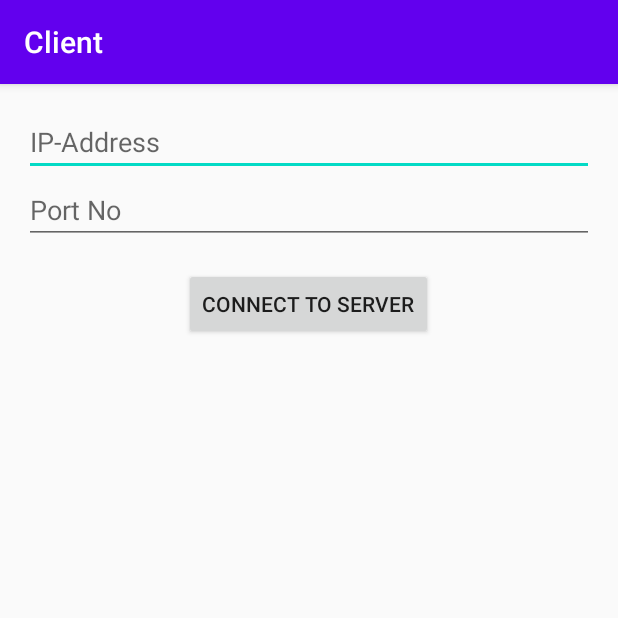
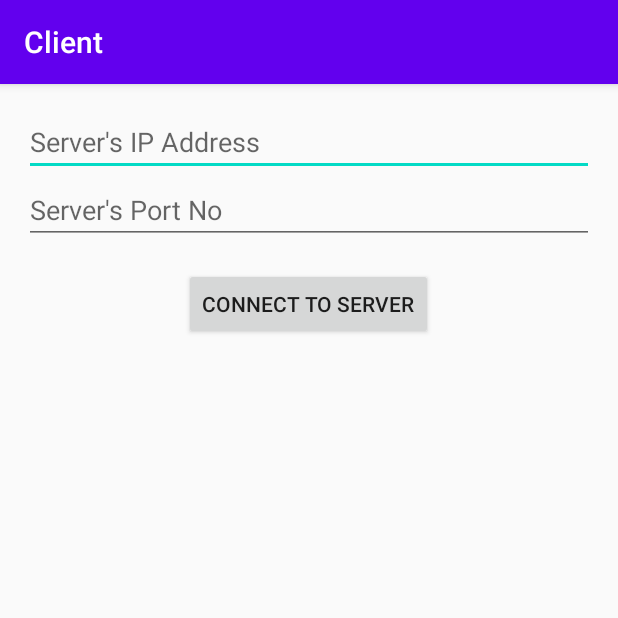
Before and after one commit to TENCAT/Senior-Design, an Android app: the screen it shows after launch (MainActivity), after a tap on "CONNECT TO SERVER", on a phone screen of 412 x 824 dp, the top half of it. Run offline under Robolectric (Android 15) with nearby library versions, the phone set to English and light mode, and no system bars.

Commit message:
Fixed issue where keyboard would not be displayed and added black to the colors xml file

```diff
--- a/Android_Code/VehicleApp/app/src/main/java/com/example/vehicleapp/MainActivity.java
+++ b/Android_Code/VehicleApp/app/src/main/java/com/example/vehicleapp/MainActivity.java
@@ -8,6 +8,7 @@ import android.view.View;
 import android.widget.Button;
 import android.widget.EditText;
 import android.widget.TextView;
+import android.widget.Toast;
 
 import androidx.appcompat.app.AppCompatActivity;
 
@@ -15,6 +16,8 @@ import java.io.DataInputStream;
 import java.io.DataOutputStream;
 import java.io.IOException;
 import java.net.Socket;
+import java.util.regex.Matcher;
+import java.util.regex.Pattern;
 
 @SuppressLint("SetTextI18n")
 public class MainActivity extends AppCompatActivity {
@@ -25,15 +28,21 @@ public class MainActivity extends AppCompatActivity {
     DataInputStream din;
     DataOutputStream dout;
     Socket socket;
+    final String IPV4_REGEX =
+            "^(25[0-5]|2[0-4][0-9]|[01]?[0-9][0-9]?)\\." +
+            "(25[0-5]|2[0-4][0-9]|[01]?[0-9][0-9]?)\\." +
+            "(25[0-5]|2[0-4][0-9]|[01]?[0-9][0-9]?)\\." +
+            "(25[0-5]|2[0-4][0-9]|[01]?[0-9][0-9]?)$";
+    final Pattern IPV4_ADDR_PATTERN = Pattern.compile(IPV4_REGEX);
 
     @Override
     protected void onCreate(Bundle savedInstanceState) {
         super.onCreate(savedInstanceState);
-
         StrictMode.ThreadPolicy policy = new StrictMode.ThreadPolicy.Builder().permitAll().build();
         StrictMode.setThreadPolicy(policy);
 
         setContentView(R.layout.activity_main);
+
         etIP = findViewById(R.id.etIP);
         etPort = findViewById(R.id.etPort);
         tvMessages = findViewById(R.id.tvMessages);
@@ -44,6 +53,8 @@ public class MainActivity extends AppCompatActivity {
         final Button connectBtn = findViewById(R.id.connectBtn);
         final Button btnUpdateVals = findViewById(R.id.getUpdatedVals);
         final Button disconnectBtn = findViewById(R.id.disconnectBtn);
+
+        tvMessages.setVisibility(View.GONE);
         disconnectBtn.setVisibility(View.INVISIBLE);
         btnUpdateVals.setVisibility(View.INVISIBLE);
 
@@ -58,10 +69,51 @@ public class MainActivity extends AppCompatActivity {
             }
         });
 
+        connectBtn.setOnClickListener(new View.OnClickListener() {
+            @Override
+            public void onClick(View v) {
+                tvMessages.setVisibility(View.VISIBLE);
+                tvMessages.setText("");
+                SERVER_IP = etIP.getText().toString().trim();
+                //makes sure the IP address entered is valid based on the regex
+                Matcher iPAddrMatcher = IPV4_ADDR_PATTERN.matcher(SERVER_IP);
+                if(!iPAddrMatcher.matches())
+                {
+                    Toast.makeText(getApplicationContext(),"Please enter a valid IP address and port number",
+                            Toast.LENGTH_LONG).show();
+                }
+                else
+                {
+                    SERVER_PORT = Integer.parseInt(etPort.getText().toString().trim());
+
+                    try
+                    {
+                        socket = new Socket(SERVER_IP,SERVER_PORT);
+                        etIP.setVisibility(View.INVISIBLE);
+                        etPort.setVisibility(View.INVISIBLE);
+                        connectBtn.setVisibility(View.INVISIBLE);
+
+                        disconnectBtn.setVisibility(View.VISIBLE);
+                        tvMessages.setText("Connected to " + SERVER_IP + " at port number " + SERVER_PORT + "\n");
+                        btnUpdateVals.setVisibility(View.VISIBLE);
+
+                        din=new DataInputStream(socket.getInputStream());
+                        dout=new DataOutputStream(socket.getOutputStream());
+                    } catch (IOException e) {
+                        Toast.makeText(getApplicationContext(),"Connection to " + SERVER_IP
+                                + " was unsuccessful", Toast.LENGTH_LONG).show();
+                        e.printStackTrace();
+                    }
+                }
+            }
+        });
+
         disconnectBtn.setOnClickListener(new View.OnClickListener() {
             @Override
             public void onClick(View v) {
                 try {
+                    dout.writeUTF("mobile/close");
+                    dout.flush();
                     dout.close();
                     din.close();
                     socket.close();
@@ -72,41 +124,16 @@ public class MainActivity extends AppCompatActivity {
                 etIP.setVisibility(View.VISIBLE);
                 etPort.setVisibility(View.VISIBLE);
                 connectBtn.setVisibility(View.VISIBLE);
+
                 disconnectBtn.setVisibility(View.INVISIBLE);
                 btnUpdateVals.setVisibility(View.INVISIBLE);
+                tvMessages.setVisibility(View.GONE);
 
-                tvMessages.setText("");
+                //clear the screen
                 speedValTV.setText("");
                 directionTV.setText("");
                 timeTV.setText("");
                 distanceTV.setText("");
-            }
-        });
-
-        connectBtn.setOnClickListener(new View.OnClickListener() {
-            @Override
-            public void onClick(View v) {
-                tvMessages.setText("");
-                SERVER_IP = etIP.getText().toString().trim();
-                SERVER_PORT = Integer.parseInt(etPort.getText().toString().trim());
-
-                try
-                {
-                    socket = new Socket(SERVER_IP,SERVER_PORT);
-                    etIP.setVisibility(View.INVISIBLE);
-                    etPort.setVisibility(View.INVISIBLE);
-                    connectBtn.setVisibility(View.INVISIBLE);
-
-                    disconnectBtn.setVisibility(View.VISIBLE);
-                    tvMessages.setText("Connected to " + SERVER_IP + " at port number: " + SERVER_PORT + "\n");
-                    btnUpdateVals.setVisibility(View.VISIBLE);
-
-                    din=new DataInputStream(socket.getInputStream());
-                    dout=new DataOutputStream(socket.getOutputStream());
-
-                } catch (IOException e) {
-                    e.printStackTrace();
-                }
             }
         });
     }
@@ -120,7 +147,6 @@ public class MainActivity extends AppCompatActivity {
         String[] messageArray = message.split(" ");
         for(int i = 0; i < messageArray.length; i++)
         {
-//            Log.d("Message Array value: ", messageArray[i]);
             String[] dataType = messageArray[i].split("/");
             switch (dataType[1]) {
                 case "speed":
@@ -145,10 +171,10 @@ public class MainActivity extends AppCompatActivity {
                     int time = Integer.parseInt(dataType[2]);
                     if (time > 1000) {
                         //display that it is currently daytime
-                        timeTV.setText("It is daytime");
+                        timeTV.setText("It is currently daytime.");
                     } else
                         //display that it is currently nighttime
-                        timeTV.setText("It is nighttime");
+                        timeTV.setText("It is currently nighttime.");
                     break;
                 case "Distance":
                     long distance = Long.parseLong(dataType[2]);
--- a/Android_Code/VehicleApp/app/src/main/res/layout/activity_main.xml
+++ b/Android_Code/VehicleApp/app/src/main/res/layout/activity_main.xml
@@ -4,19 +4,20 @@
     android:layout_width = "match_parent"
     android:layout_height = "match_parent"
     android:layout_margin = "16dp"
+    android:textColor = "@color/black"
     tools:context = ".MainActivity">
     <EditText
         android:id = "@+id/etIP"
         android:layout_width = "match_parent"
         android:layout_height = "wrap_content"
-        android:hint = "IP-Address"
-        android:inputType = "text" />
+        android:hint = "Server's IP Address"
+        android:inputType = "text"/>
     <EditText
         android:id = "@+id/etPort"
         android:layout_width = "match_parent"
         android:layout_height = "wrap_content"
         android:layout_below = "@+id/etIP"
-        android:hint = "Port No"
+        android:hint = "Server's Port No"
         android:inputType = "number" />
     <Button
         android:id = "@+id/connectBtn"
@@ -32,9 +33,9 @@
         android:id="@+id/tvMessages"
         android:layout_width="match_parent"
         android:layout_height="wrap_content"
-        android:layout_below="@+id/btnConnect"
         android:layout_marginBottom="0dp"
         android:inputType="textMultiLine"
+        android:textColor = "@color/black"
         android:textAppearance="@style/Base.TextAppearance.AppCompat.Medium" />
 
     <TextView
@@ -44,6 +45,7 @@
         android:layout_below="@+id/tvMessages"
         android:layout_marginBottom="0dp"
         android:inputType="textMultiLine"
+        android:textColor = "@color/black"
         android:textAppearance="@style/Base.TextAppearance.AppCompat.Medium" />
 
     <TextView
@@ -51,6 +53,7 @@
         android:layout_width = "match_parent"
         android:layout_height = "wrap_content"
         android:layout_below = "@+id/speedValTV"
+        android:textColor = "@color/black"
         android:textAppearance = "@style/Base.TextAppearance.AppCompat.Medium" />
 
     <TextView
@@ -58,6 +61,7 @@
         android:layout_width = "match_parent"
         android:layout_height = "wrap_content"
         android:layout_below = "@+id/directionTV"
+        android:textColor = "@color/black"
         android:textAppearance = "@style/Base.TextAppearance.AppCompat.Medium" />
 
     <TextView
@@ -65,6 +69,7 @@
         android:layout_width = "match_parent"
         android:layout_height = "wrap_content"
         android:layout_below = "@+id/timeTV"
+        android:textColor = "@color/black"
         android:textAppearance = "@style/Base.TextAppearance.AppCompat.Medium" />
 
     <Button
--- a/Android_Code/VehicleApp/app/src/main/res/values/colors.xml
+++ b/Android_Code/VehicleApp/app/src/main/res/values/colors.xml
@@ -3,4 +3,5 @@
     <color name="colorPrimary">#6200EE</color>
     <color name="colorPrimaryDark">#3700B3</color>
     <color name="colorAccent">#03DAC5</color>
+    <color name="black">#000000</color>
 </resources>
```
